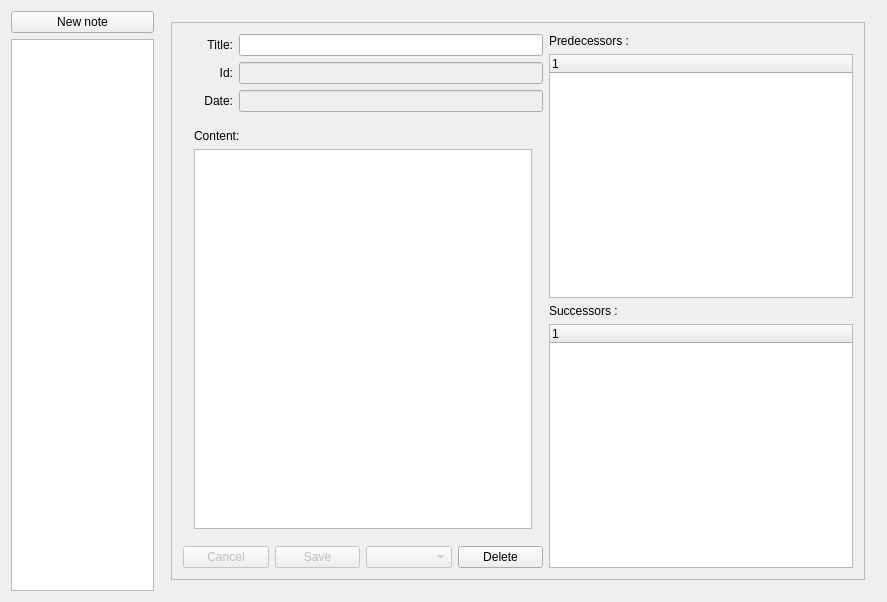
Above: PluriNotes/plurinotes.ui from guillaumejounel/PluriNotes before the change. Below: the same form after it.
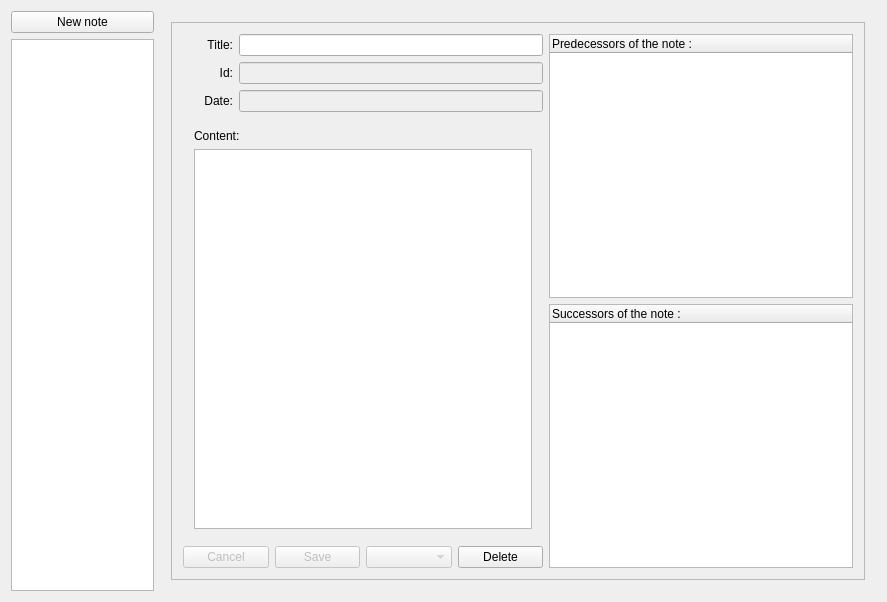
That is the form after the change.

Commit message: modification of the trees headers based on the content

```diff
--- a/PluriNotes/plurinotes.ui
+++ b/PluriNotes/plurinotes.ui
@@ -360,34 +360,23 @@
               </item>
               <item>
                <layout class="QVBoxLayout" name="verticalLayout_13">
-                <item>
-                 <widget class="QLabel" name="label_3">
-                  <property name="text">
-                   <string>Predecessors :</string>
-                  </property>
-                 </widget>
-                </item>
                 <item>
                  <widget class="QTreeWidget" name="treeViewPredecessors">
+                  <property name="enabled">
+                   <bool>true</bool>
+                  </property>
                   <column>
                    <property name="text">
-                    <string notr="true">1</string>
+                    <string notr="true">Predecessors of the note :</string>
                    </property>
                   </column>
                  </widget>
                 </item>
-                <item>
-                 <widget class="QLabel" name="label_4">
-                  <property name="text">
-                   <string>Successors :</string>
-                  </property>
-                 </widget>
-                </item>
                 <item>
                  <widget class="QTreeWidget" name="treeViewSuccessors">
                   <column>
                    <property name="text">
-                    <string notr="true">1</string>
+                    <string notr="true">Successors of the note :</string>
                    </property>
                   </column>
                  </widget>
```
The commit also changes 1 other file.
